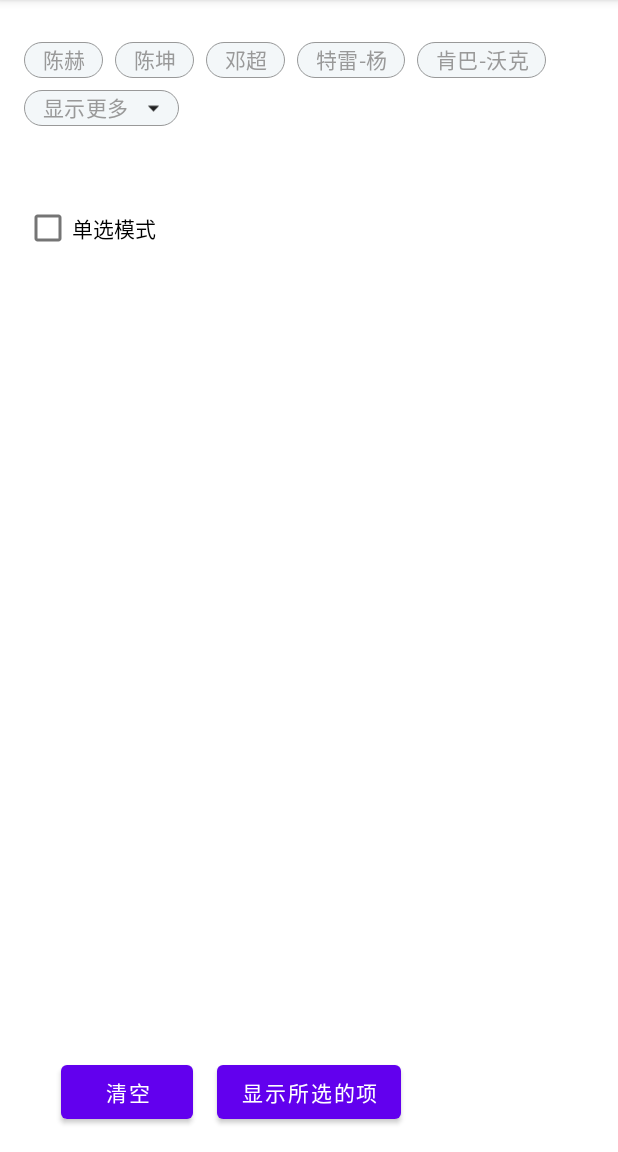
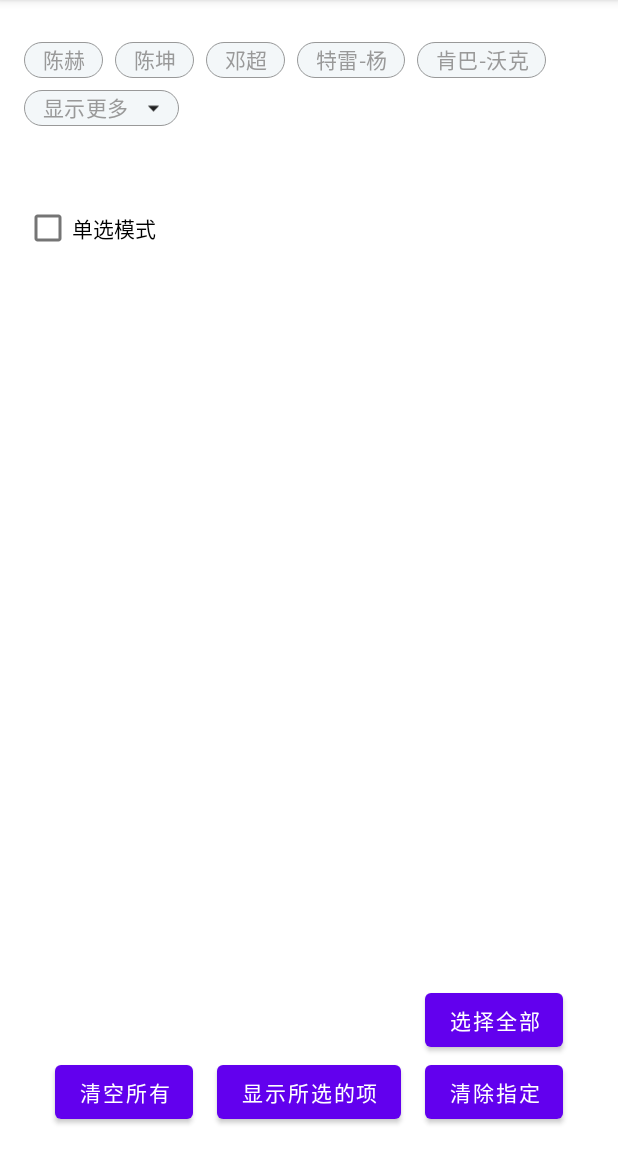
Before and after one commit to xm3366336/PLChipGroup, an Android app: the screen it shows after launch (MainActivity), on a phone screen of 412 x 824 dp, the part 84-1236 px from its top. Run offline under Robolectric (Android 15) with nearby library versions, the phone set to English and light mode, and no system bars.

Commit message:
支持全选

```diff
--- a/app/src/main/java/com/pengl/demo/MainActivity.java
+++ b/app/src/main/java/com/pengl/demo/MainActivity.java
@@ -40,6 +40,8 @@ public class MainActivity extends AppCompatActivity {
 
         findViewById(R.id.btn_show).setOnClickListener(view -> Toast.makeText(MainActivity.this, mPLChipGroup.getCheckedValuesToString(), Toast.LENGTH_LONG).show());
 
-        findViewById(R.id.btn_clean).setOnClickListener(v -> mPLChipGroup.cleanChoose());
+        findViewById(R.id.btn_choose_all).setOnClickListener(v -> mPLChipGroup.setChooseAll());
+        findViewById(R.id.btn_clean_all).setOnClickListener(v -> mPLChipGroup.cleanAll());
+        findViewById(R.id.btn_clean_id).setOnClickListener(v -> mPLChipGroup.setChoose(0, false));
     }
 }
--- a/app/src/main/res/layout/activity_main.xml
+++ b/app/src/main/res/layout/activity_main.xml
@@ -45,13 +45,32 @@
         app:layout_constraintStart_toStartOf="parent" />
 
     <com.google.android.material.button.MaterialButton
-        android:id="@+id/btn_clean"
+        android:id="@+id/btn_clean_all"
         android:layout_width="wrap_content"
         android:layout_height="wrap_content"
         android:layout_marginEnd="16dip"
         android:layout_marginBottom="16dip"
-        android:text="清空"
+        android:text="清空所有"
         app:layout_constraintEnd_toStartOf="@id/btn_show"
         app:layout_constraintTop_toTopOf="@id/btn_show" />
 
+    <com.google.android.material.button.MaterialButton
+        android:id="@+id/btn_clean_id"
+        android:layout_width="wrap_content"
+        android:layout_height="wrap_content"
+        android:layout_marginStart="16dip"
+        android:layout_marginBottom="16dip"
+        android:text="清除指定"
+        app:layout_constraintStart_toEndOf="@id/btn_show"
+        app:layout_constraintTop_toTopOf="@id/btn_show" />
+
+    <com.google.android.material.button.MaterialButton
+        android:id="@+id/btn_choose_all"
+        android:layout_width="wrap_content"
+        android:layout_height="wrap_content"
+        android:layout_marginStart="16dip"
+        android:text="选择全部"
+        app:layout_constraintBottom_toTopOf="@id/btn_show"
+        app:layout_constraintStart_toEndOf="@id/btn_show" />
+
 </androidx.constraintlayout.widget.ConstraintLayout>
--- a/build.gradle
+++ b/build.gradle
@@ -14,8 +14,8 @@ ext {
     compileSdkVersion = 30
     minSdkVersion = 19
     targetSdkVersion = 30
-    versionCode = 2105161
-    versionName = "1.0.5"
+    versionCode = 2105162
+    versionName = "1.0.6"
 }
 
 allprojects {
```
Also changed, not shown: PLChipGroup/src/main/java/com/pengl/PLChipGroup.java (+46 -1 lines).
